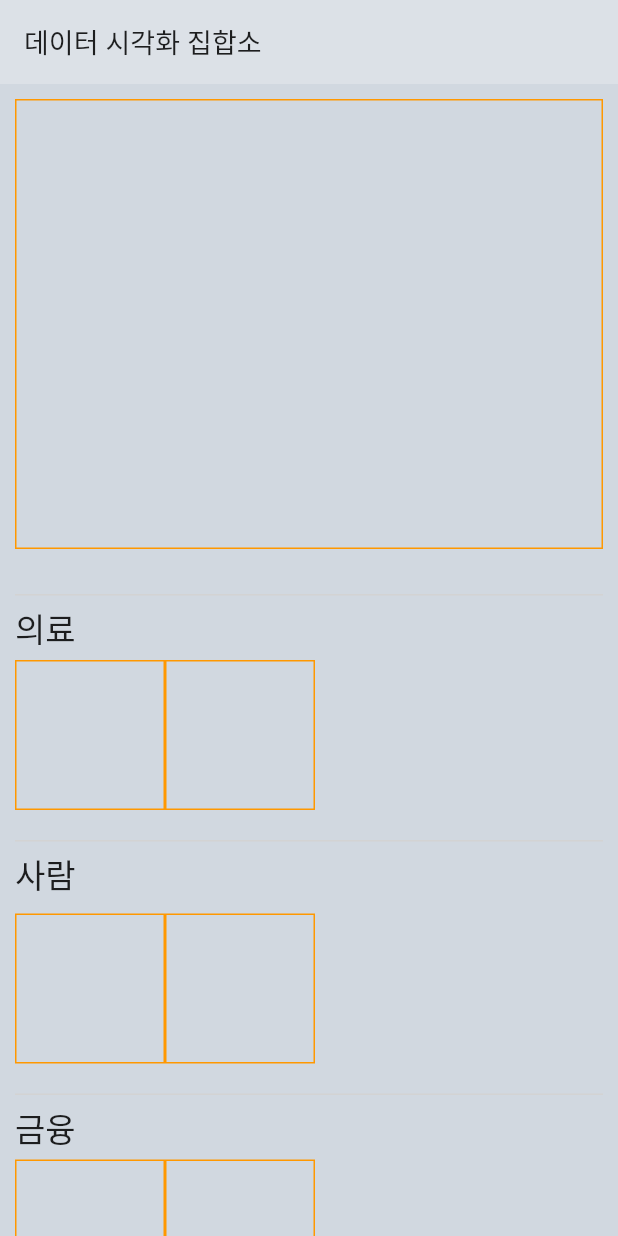
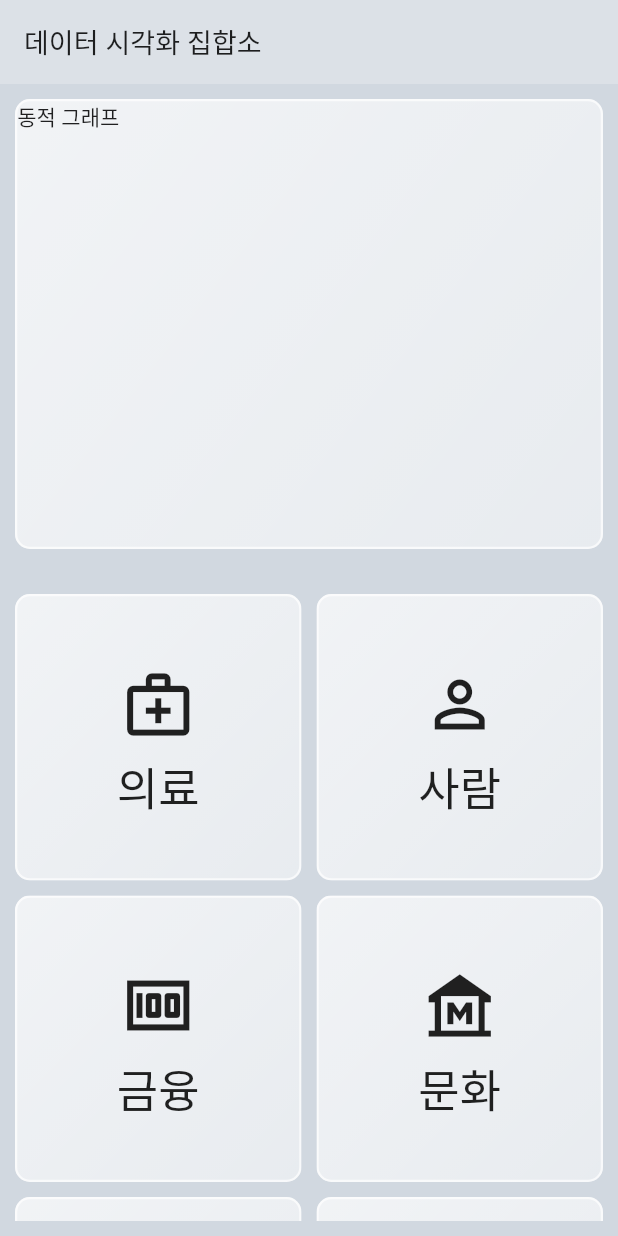
Before and after one commit to bohun-kim/Project-DVC, a Flutter app: the screen it shows after launch, on a phone screen of 412 x 824 dp. Run offline on Flutter 3.47's test engine with Material 2 defaults, Android fonts, the phone set to English and light mode, and no system bars; our stand-ins replace google_fonts.

Commit message:
각 페이지 생성

```diff
--- /dev/null
+++ b/lib/config/glassmorphism.dart
@@ -0,0 +1,42 @@
+import 'package:flutter/material.dart';
+import 'dart:ui';
+
+class GlassMorphism extends StatelessWidget {
+  final Widget child;
+  final double start;
+  final double end;
+
+  const GlassMorphism({
+    Key? key,
+    required this.child,
+    required this.start,
+    required this.end,
+  }) : super(key: key);
+
+  @override
+  Widget build(BuildContext context) {
+    return ClipRRect(
+      child: BackdropFilter(
+        filter: ImageFilter.blur(sigmaX: 3, sigmaY: 3),
+        child: Container(
+          decoration: BoxDecoration(
+            gradient: LinearGradient(
+              colors: [
+                Colors.white.withOpacity(start),
+                Colors.white.withOpacity(end),
+              ],
+              begin: AlignmentDirectional.topStart,
+              end: AlignmentDirectional.bottomEnd,
+            ),
+            borderRadius: BorderRadius.all(Radius.circular(10)),
+            border: Border.all(
+              width: 1.5,
+              color: Colors.white.withOpacity(0.7),
+            ),
+          ),
+          child: child,
+        ),
+      ),
+    );
+  }
+}
--- a/lib/main.dart
+++ b/lib/main.dart
@@ -19,7 +19,7 @@ class MyApp extends StatelessWidget {
         textTheme: GoogleFonts.openSansTextTheme(),
         scaffoldBackgroundColor: Color(0xffd1d8e0),
       ),
-      home: const MyPage(),
+      home: MyPage(),
     );
   }
 }
--- a/lib/view/mypage.dart
+++ b/lib/view/mypage.dart
@@ -1,8 +1,22 @@
 import 'package:flutter/material.dart';
+import 'package:project_dvc/config/glassmorphism.dart';
 import 'package:project_dvc/config/palette.dart';
 
 class MyPage extends StatelessWidget {
-  const MyPage({Key? key}) : super(key: key);
+  MyPage({Key? key}) : super(key: key);
+
+  final List<String> titleList = ['의료', '사람', '금융', '문화', '동물', '2'];
+  final List<IconData> iconList = [
+    Icons.medical_services_outlined,
+    Icons.person_outline,
+    Icons.money_outlined,
+    Icons.museum_outlined,
+    Icons.pets_outlined,
+    Icons.medical_services_outlined,
+  ];
+  final List<Widget> pageList = [
+
+  ];
 
   @override
   Widget build(BuildContext context) {
@@ -15,245 +29,66 @@ class MyPage extends StatelessWidget {
         backgroundColor: Colors.white24,
         elevation: 0,
       ),
-      body: SingleChildScrollView(
-        child: Padding(
-          padding: EdgeInsets.all(10),
-          child: Column(
+      body: Column(
         crossAxisAlignment: CrossAxisAlignment.start,
         children: [
           // 동적 시각화 차트
+          Padding(
+            padding: EdgeInsets.all(10),
+            child: Column(
+              children: [
                 Container(
                   width: double.infinity,
                   height: 300,
-                decoration: BoxDecoration(
-                  border: Border.all(
-                    width: 1,
-                    color: Colors.orange,
+                  child: GlassMorphism(
+                    child: Text('동적 그래프'),
+                    start: .7,
+                    end: .5,
                   ),
-                ),
-              ),
-              SizedBox(
-                height: 30,
-              ),
-              Divider(
-                thickness: 1,
-                height: 1,
-                color: Color(0xffD3D3D3),
-              ),
-
-              // 의료 시각화 차트
-              Container(
-                child: Column(
-                  crossAxisAlignment: CrossAxisAlignment.start,
-                  children: [
-                    SizedBox(
-                      height: 5,
-                    ),
-                    Text(
-                      '의료',
-                      style: TextStyle(fontSize: 22),
-                    ),
-                    SizedBox(
-                      height: 5,
-                    ),
-                    Row(
-                      children: [
-                        Container(
-                          width: 100,
-                          height: 100,
-                          decoration: BoxDecoration(
-                            border: Border.all(
-                              width: 1,
-                              color: Colors.orange,
-                            ),
-                          ), //  POINT: BoxDeco
-                        ),
-                        Container(
-                          width: 100,
-                          height: 100,
-                          decoration: BoxDecoration(
-                            border: Border.all(
-                              width: 1,
-                              color: Colors.orange,
-                            ),
-                          ), //  POINT: BoxDeco
-                        ),
-                      ],
-                    )
-                  ],
-                ),
-              ),
-              SizedBox(
-                height: 20,
-              ),
-              Divider(
-                thickness: 1,
-                height: 1,
-                color: Color(0xffD3D3D3),
-              ),
-              SizedBox(
-                height: 5,
-              ),
-
-              // 사람 시각화 차트
-              Container(
-                child: Column(
-                  crossAxisAlignment: CrossAxisAlignment.start,
-                  children: [
-                    Text(
-                      '사람',
-                      style: TextStyle(fontSize: 22),
                 ),
                 SizedBox(
                   height: 10,
                 ),
-                    Row(
-                      children: [
-                        Container(
-                          width: 100,
-                          height: 100,
-                          decoration: BoxDecoration(
-                            border: Border.all(
-                              width: 1,
-                              color: Colors.orange,
-                            ),
-                          ), //  POINT: BoxDeco
-                        ),
-                        Container(
-                          width: 100,
-                          height: 100,
-                          decoration: BoxDecoration(
-                            border: Border.all(
-                              width: 1,
-                              color: Colors.orange,
-                            ),
-                          ), //  POINT: BoxDeco
-                        ),
-                      ],
-                    )
               ],
             ),
           ),
-              SizedBox(
-                height: 20,
+
+          // 분야별 아이콘 버튼
+          Expanded(
+            child: Padding(
+              padding: const EdgeInsets.all(10),
+              child: GridView.builder(
+                gridDelegate: SliverGridDelegateWithFixedCrossAxisCount(
+                    crossAxisCount: 2,
+                    crossAxisSpacing: 10,
+                    mainAxisSpacing: 10),
+                itemBuilder: (context, index) {
+                  return GlassMorphism(
+                    child: Column(
+                      mainAxisAlignment: MainAxisAlignment.center,
+                      children: [
+                        IconButton(
+                          onPressed: () {},
+                          icon: Icon(
+                            iconList[index],
                           ),
-              Divider(
-                thickness: 1,
-                height: 1,
-                color: Color(0xffD3D3D3),
-              ),
-
-              // 금융 시각화 차트
-              Container(
-                child: Column(
-                  crossAxisAlignment: CrossAxisAlignment.start,
-                  children: [
-                    SizedBox(
-                      height: 5,
+                          iconSize: 50,
                         ),
                         Text(
-                      '금융',
-                      style: TextStyle(fontSize: 22),
-                    ),
-                    SizedBox(
-                      height: 5,
-                    ),
-                    Row(
-                      children: [
-                        Container(
-                          width: 100,
-                          height: 100,
-                          decoration: BoxDecoration(
-                            border: Border.all(
-                              width: 1,
-                              color: Colors.orange,
-                            ),
-                          ), //  POINT: BoxDeco
-                        ),
-                        Container(
-                          width: 100,
-                          height: 100,
-                          decoration: BoxDecoration(
-                            border: Border.all(
-                              width: 1,
-                              color: Colors.orange,
-                            ),
-                          ), //  POINT: BoxDeco
+                          titleList[index],
+                          style: TextStyle(fontSize: 30),
                         ),
                       ],
+                    ),
+                    start: .7,
+                    end: .5,
+                  );
+                },
+                itemCount: titleList.length,
+              ),
+            ),
           )
         ],
-                ),
-              ),
-              SizedBox(
-                height: 20,
-              ),
-              Divider(
-                thickness: 1,
-                height: 1,
-                color: Color(0xffD3D3D3),
-              ),
-              SizedBox(
-                height: 5,
-              ),
-
-              // 문화 시각화 차트
-              Container(
-                child: Column(
-                  crossAxisAlignment: CrossAxisAlignment.start,
-                  children: [
-                    SizedBox(
-                      height: 5,
-                    ),
-                    Text(
-                      '금융',
-                      style: TextStyle(fontSize: 22),
-                    ),
-                    SizedBox(
-                      height: 5,
-                    ),
-                    Row(
-                      children: [
-                        Container(
-                          width: 100,
-                          height: 100,
-                          decoration: BoxDecoration(
-                            border: Border.all(
-                              width: 1,
-                              color: Colors.orange,
-                            ),
-                          ), //  POINT: BoxDeco
-                        ),
-                        Container(
-                          width: 100,
-                          height: 100,
-                          decoration: BoxDecoration(
-                            border: Border.all(
-                              width: 1,
-                              color: Colors.orange,
-                            ),
-                          ), //  POINT: BoxDeco
-                        ),
-                      ],
-                    )
-                  ],
-                ),
-              ),
-              SizedBox(
-                height: 20,
-              ),
-              Divider(
-                thickness: 1,
-                height: 1,
-                color: Color(0xffD3D3D3),
-              ),
-              SizedBox(
-                height: 5,
-              ),
-
-            ],
-          ),
-        ),
       ),
     );
   }
```
Also changed, not shown: lib/view/page/animal.dart (added), lib/view/page/culture.dart (added), lib/view/page/finance.dart (added), lib/view/page/medicine.dart (added), lib/view/page/person.dart (added). Lines whose indentation alone changed are shown as unchanged.
